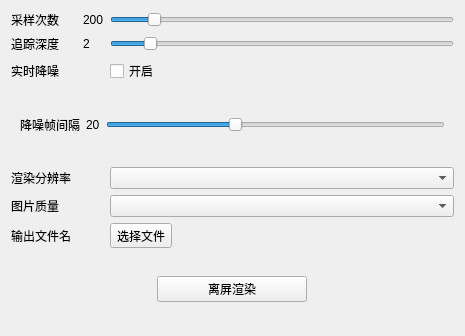
Above: ui/RenderOptionInspector.ui from pitbullcty/Ray-tracing-renderer before the change. Below: the same form after it.
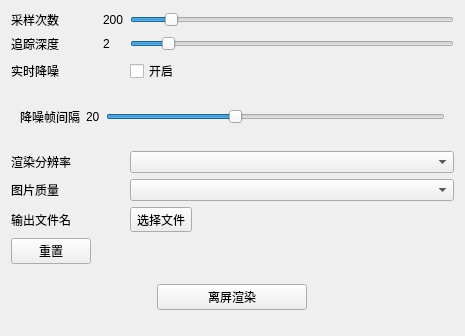
That is the form after the change.

Patch:
```diff
--- a/ui/RenderOptionInspector.ui
+++ b/ui/RenderOptionInspector.ui
@@ -228,6 +228,13 @@
      </property>
     </widget>
    </item>
+   <item row="8" column="0">
+    <widget class="QPushButton" name="pushButtonReset">
+     <property name="text">
+      <string>重置</string>
+     </property>
+    </widget>
+   </item>
   </layout>
  </widget>
  <resources/>
```
